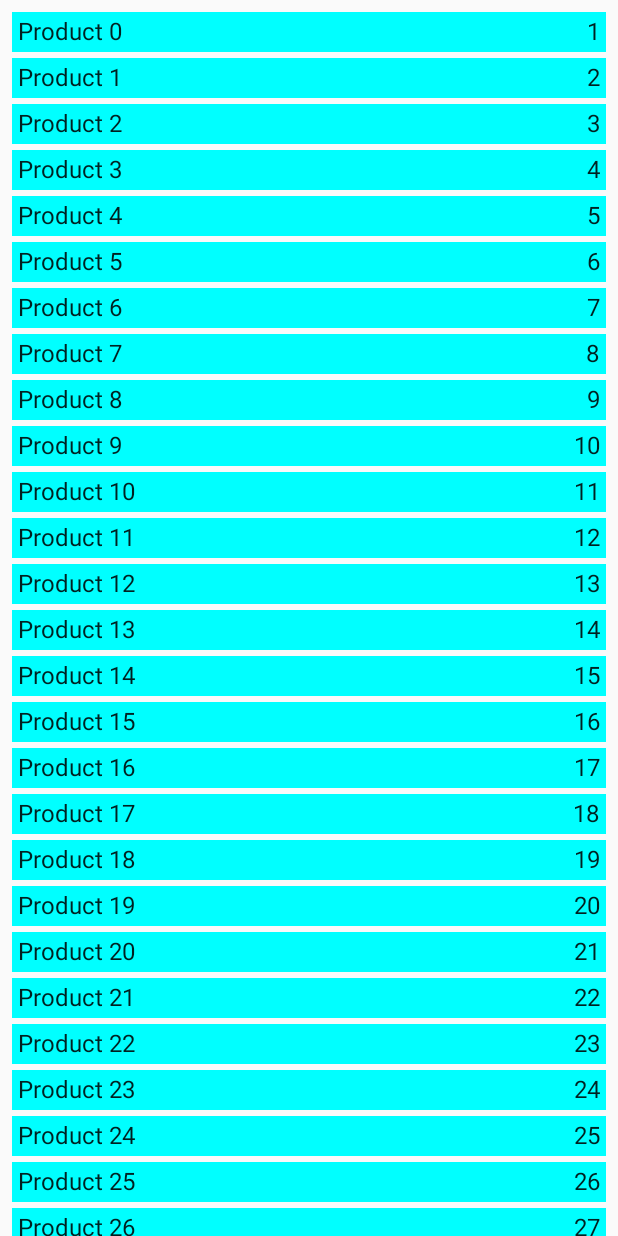
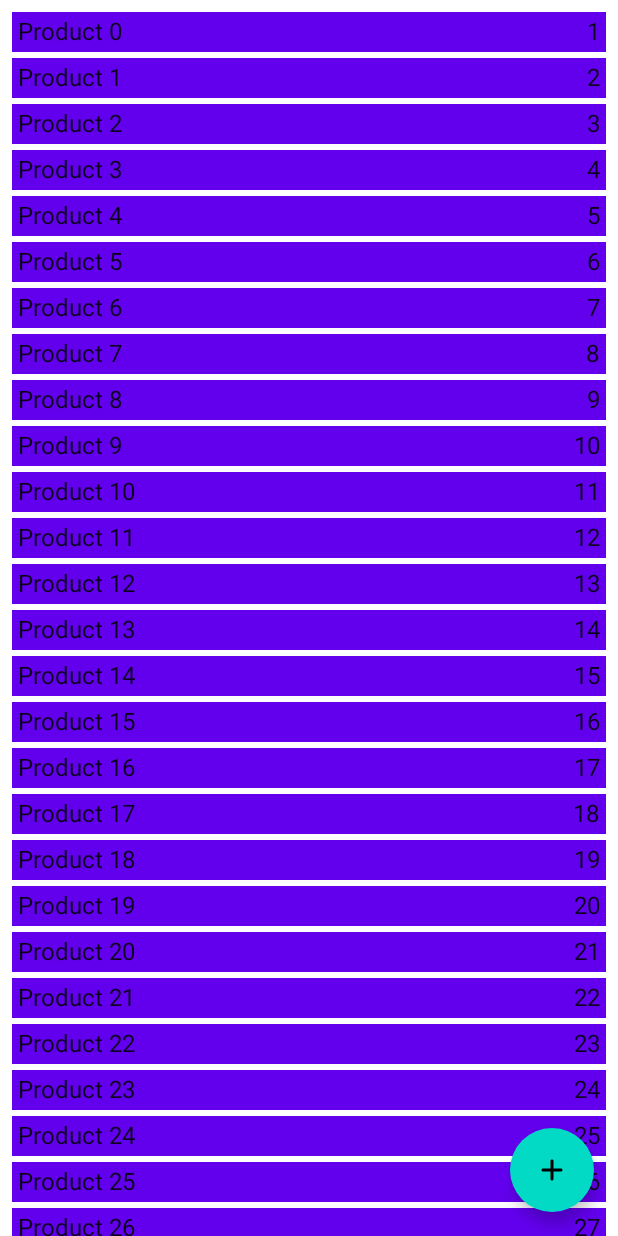
Before and after one commit to devdszerszen/BestBefore_new, an Android app built with Jetpack Compose: the screen it shows after launch (StartActivity), on a phone screen of 412 x 824 dp. Run offline under Robolectric (Android 15) with nearby library versions, the phone set to English and light mode, and no system bars; our stand-ins replace Dagger/Hilt's generated code.

Commit message:
added floating button to products list UI

```diff
--- a/app/src/main/java/pl/dszerszen/bestbefore/domain/product/model/Product.kt
+++ b/app/src/main/java/pl/dszerszen/bestbefore/domain/product/model/Product.kt
@@ -1,7 +1,10 @@
 package pl.dszerszen.bestbefore.domain.product.model
+
+import java.util.*
 
 data class Product(
     val name: String,
     val desc: String? = null,
-    val quantity: Int = 1
+    val quantity: Int = 1,
+    val id: String = UUID.randomUUID().toString()
 )
--- a/app/src/main/java/pl/dszerszen/bestbefore/ui/start/StartScreen.kt
+++ b/app/src/main/java/pl/dszerszen/bestbefore/ui/start/StartScreen.kt
@@ -4,7 +4,9 @@ import androidx.compose.foundation.background
 import androidx.compose.foundation.layout.*
 import androidx.compose.foundation.lazy.LazyColumn
 import androidx.compose.foundation.lazy.items
-import androidx.compose.material.Text
+import androidx.compose.material.*
+import androidx.compose.material.icons.Icons
+import androidx.compose.material.icons.rounded.Add
 import androidx.compose.runtime.Composable
 import androidx.compose.runtime.collectAsState
 import androidx.compose.runtime.getValue
@@ -22,24 +24,40 @@ fun StartScreen(viewModel: StartViewModel) {
     if (state.loaderEnabled) {
         FullScreenLoader()
     } else {
-        ProductsList(state.products)
+        Scaffold(
+            floatingActionButton = {
+            if (state.hasCameraPermission) {
+                FloatingActionButton(
+                    onClick = {},
+                    content = {
+                        Icon(Icons.Rounded.Add, "")
+                    }
+                )
+            }
+        }) {
+            ProductsList(
+                modifier = Modifier.padding(it),
+                products = state.products
+            )
+        }
     }
 }
 
 @Composable
-private fun ProductsList(products: List<Product>) {
+private fun ProductsList(
+    modifier: Modifier = Modifier,
+    products: List<Product>
+) {
     LazyColumn(
-        modifier = Modifier
-            .fillMaxSize()
-            .padding(horizontal = 8.dp),
+        modifier = modifier,
         verticalArrangement = Arrangement.spacedBy(4.dp),
-        contentPadding = PaddingValues(vertical = 8.dp)
+        contentPadding = PaddingValues(all = 8.dp)
     ) {
-        items(products) { item ->
+        items(products, {item -> item.id}) { item ->
             Row(
                 Modifier
                     .fillMaxWidth()
-                    .background(Color.Cyan)
+                    .background(MaterialTheme.colors.primary)
                     .padding(4.dp)
             ) {
                 Text(item.name)
@@ -50,10 +68,12 @@ private fun ProductsList(products: List<Product>) {
     }
 }
 
-@Preview(showBackground = true)
+@Preview(showSystemUi = true)
 @Composable
 fun ProductListPreview() {
     BestBeforeTheme {
-        ProductsList(List(10) { Product("Name $it", quantity = it + 1) })
+        ProductsList(
+            products = List(10) { Product("Name $it", quantity = it + 1) }
+        )
     }
 }
```
